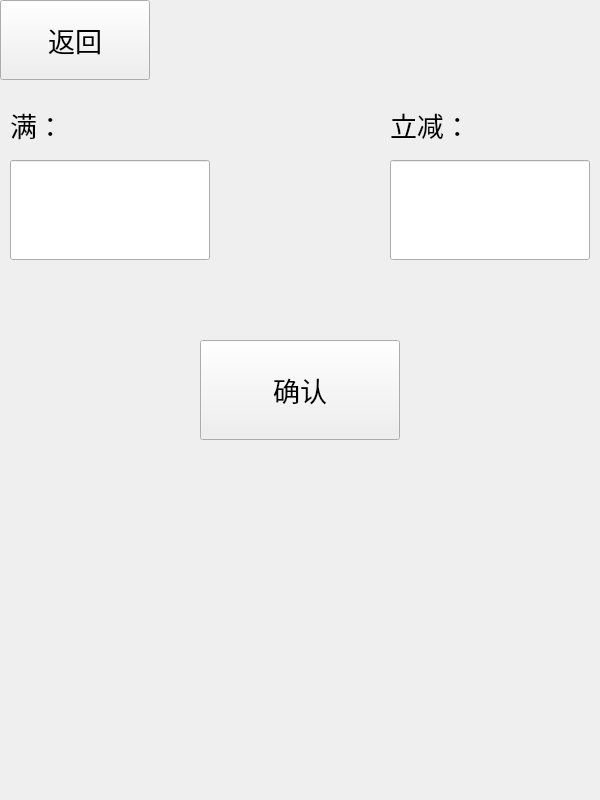
This is business/good_act.ui in chichuxwx/Food-delivery-platform as Qt 5 draws it before an edit. The edited form follows.
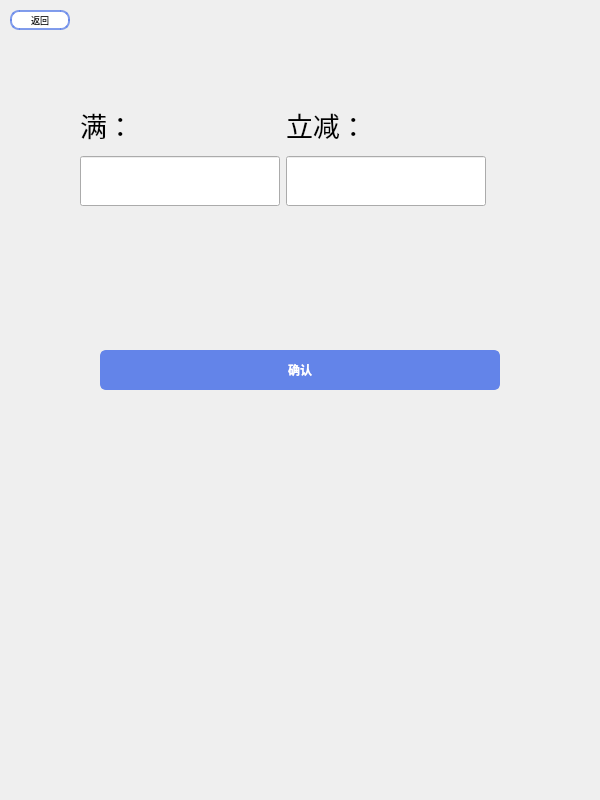
This is the edited form. Icons and pictures are not drawn.

```diff
--- a/business/good_act.ui
+++ b/business/good_act.ui
@@ -25,142 +25,206 @@
   <property name="windowTitle">
    <string>Form</string>
   </property>
-  <widget class="QLabel" name="label">
-   <property name="geometry">
-    <rect>
-     <x>10</x>
-     <y>100</y>
-     <width>100</width>
-     <height>50</height>
-    </rect>
-   </property>
-   <property name="minimumSize">
-    <size>
-     <width>100</width>
-     <height>50</height>
-    </size>
-   </property>
-   <property name="font">
-    <font>
-     <pointsize>20</pointsize>
-    </font>
-   </property>
-   <property name="text">
-    <string>满：</string>
-   </property>
-  </widget>
-  <widget class="QPushButton" name="pushButton">
+  <property name="windowIcon">
+   <iconset resource="../Image.qrc">
+    <normaloff>:/image/lt_cml.jpg</normaloff>:/image/lt_cml.jpg</iconset>
+  </property>
+  <widget class="QLabel" name="label_3">
    <property name="geometry">
     <rect>
      <x>0</x>
      <y>0</y>
-     <width>150</width>
-     <height>80</height>
+     <width>600</width>
+     <height>800</height>
+    </rect>
+   </property>
+   <property name="styleSheet">
+    <string notr="true">background-image: url(:/image/bg_2.png);</string>
+   </property>
+   <property name="text">
+    <string/>
+   </property>
+  </widget>
+  <widget class="QPushButton" name="pushButton">
+   <property name="geometry">
+    <rect>
+     <x>10</x>
+     <y>10</y>
+     <width>60</width>
+     <height>20</height>
     </rect>
    </property>
    <property name="minimumSize">
     <size>
-     <width>150</width>
-     <height>80</height>
+     <width>60</width>
+     <height>20</height>
     </size>
    </property>
    <property name="maximumSize">
     <size>
-     <width>150</width>
-     <height>80</height>
+     <width>60</width>
+     <height>20</height>
     </size>
    </property>
    <property name="font">
     <font>
-     <pointsize>20</pointsize>
+     <pointsize>-1</pointsize>
     </font>
    </property>
+   <property name="styleSheet">
+    <string notr="true">QPushButton {
+    background-color: #ffffff; /* 默认背景色，使用 #fad37f */
+    border: 2px solid rgba(99, 132, 233, 0.8); /* 边框颜色 */
+    border-radius: 9px; /* 圆角 */
+    color: #000000; /* 文本颜色，黑色 */
+    font-size: 9px;
+}
+
+QPushButton:hover {
+	color:#ffffff;
+    background-color: rgba(99, 132, 233, 0.8); /* 悬浮时背景颜色 */
+    border: none; /* 悬浮时无边框 */
+}
+
+QPushButton:pressed {
+    background-color: #b0c4de; /* 按下时背景颜色，稍微偏亮的蓝色 */
+    border-color: #4682b4; /* 按下时边框颜色 */
+    transform: scale(0.95); /* 按下时按钮略微缩小 */
+}
+</string>
+   </property>
    <property name="text">
     <string>返回</string>
    </property>
   </widget>
-  <widget class="QLineEdit" name="lineEdit_value_desc">
+  <widget class="QWidget" name="layoutWidget">
    <property name="geometry">
     <rect>
-     <x>390</x>
-     <y>160</y>
-     <width>200</width>
-     <height>100</height>
-    </rect>
-   </property>
-   <property name="minimumSize">
-    <size>
-     <width>200</width>
-     <height>100</height>
-    </size>
-   </property>
-  </widget>
-  <widget class="QLineEdit" name="lineEdit_value">
-   <property name="geometry">
-    <rect>
-     <x>10</x>
-     <y>160</y>
-     <width>200</width>
-     <height>100</height>
-    </rect>
-   </property>
-   <property name="minimumSize">
-    <size>
-     <width>200</width>
-     <height>100</height>
-    </size>
-   </property>
-  </widget>
-  <widget class="QLabel" name="label_2">
-   <property name="geometry">
-    <rect>
-     <x>390</x>
+     <x>80</x>
      <y>100</y>
-     <width>100</width>
-     <height>50</height>
+     <width>411</width>
+     <height>130</height>
     </rect>
    </property>
-   <property name="minimumSize">
-    <size>
-     <width>100</width>
-     <height>50</height>
-    </size>
-   </property>
-   <property name="font">
-    <font>
-     <pointsize>20</pointsize>
-    </font>
-   </property>
-   <property name="text">
-    <string>立减：</string>
-   </property>
+   <layout class="QFormLayout" name="formLayout">
+    <item row="0" column="0">
+     <widget class="QLabel" name="label">
+      <property name="minimumSize">
+       <size>
+        <width>100</width>
+        <height>50</height>
+       </size>
+      </property>
+      <property name="font">
+       <font>
+        <pointsize>20</pointsize>
+       </font>
+      </property>
+      <property name="text">
+       <string>满：</string>
+      </property>
+     </widget>
+    </item>
+    <item row="0" column="1">
+     <widget class="QLabel" name="label_2">
+      <property name="minimumSize">
+       <size>
+        <width>100</width>
+        <height>50</height>
+       </size>
+      </property>
+      <property name="font">
+       <font>
+        <pointsize>20</pointsize>
+       </font>
+      </property>
+      <property name="text">
+       <string>立减：</string>
+      </property>
+     </widget>
+    </item>
+    <item row="1" column="0">
+     <widget class="QLineEdit" name="lineEdit_value">
+      <property name="minimumSize">
+       <size>
+        <width>200</width>
+        <height>50</height>
+       </size>
+      </property>
+      <property name="maximumSize">
+       <size>
+        <width>200</width>
+        <height>50</height>
+       </size>
+      </property>
+     </widget>
+    </item>
+    <item row="1" column="1">
+     <widget class="QLineEdit" name="lineEdit_value_desc">
+      <property name="minimumSize">
+       <size>
+        <width>200</width>
+        <height>50</height>
+       </size>
+      </property>
+      <property name="maximumSize">
+       <size>
+        <width>200</width>
+        <height>50</height>
+       </size>
+      </property>
+     </widget>
+    </item>
+   </layout>
   </widget>
   <widget class="QPushButton" name="pushButton_2">
    <property name="geometry">
     <rect>
-     <x>200</x>
-     <y>340</y>
-     <width>200</width>
-     <height>100</height>
+     <x>100</x>
+     <y>350</y>
+     <width>400</width>
+     <height>40</height>
     </rect>
    </property>
    <property name="minimumSize">
     <size>
-     <width>200</width>
-     <height>100</height>
+     <width>400</width>
+     <height>40</height>
     </size>
    </property>
    <property name="maximumSize">
     <size>
-     <width>200</width>
-     <height>100</height>
+     <width>400</width>
+     <height>40</height>
     </size>
    </property>
    <property name="font">
     <font>
-     <pointsize>20</pointsize>
+     <pointsize>-1</pointsize>
+     <bold>true</bold>
     </font>
    </property>
+   <property name="styleSheet">
+    <string notr="true">QPushButton {
+    background-color: #6384e9; /* 默认背景色，蓝色 */
+    border: 2px solid #6384e9; /* 边框颜色与背景色相同 */
+    border-radius: 6px; /* 圆角 */
+    color: #ffffff; /* 文本颜色，白色 */
+    font-size: 12px;
+}
+
+QPushButton:hover {
+    background-color: #5076c6; /* 悬浮时背景色变深 */
+    border: 2px solid #5076c6; /* 悬浮时边框颜色变深 */
+}
+
+QPushButton:pressed {
+    background-color: #3a5d8f; /* 按下时背景色变得更深 */
+    border-color: #3a5d8f; /* 按下时边框颜色变得更深 */
+    transform: scale(0.95); /* 按下时按钮略微缩小 */
+}
+</string>
+   </property>
    <property name="text">
     <string>确认</string>
    </property>
```
Left out of the diff: 6 changed lines with no effect on the pictures.
